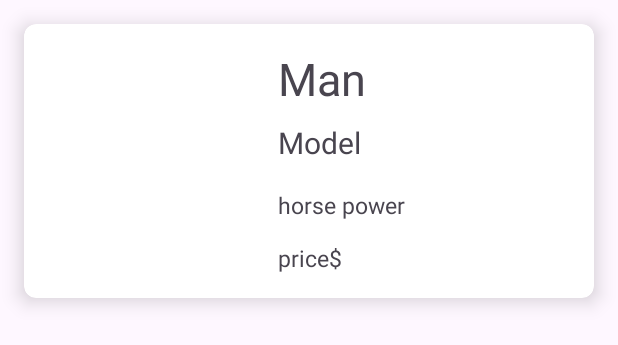
After one commit to ItsTender/CarSLN, an Android app: the layout cars_test.xml on its own in the app's theme, with its tools: preview values and no code run, on a phone screen of 412 x 824 dp. The commit adds this screen. Shown: the top 345 px of the screen. Run offline under Robolectric (Android 15) with nearby library versions, the phone set to English and light mode, and no system bars.

Commit message:
Design Improvements coming...

```diff
--- a/app/src/main/java/com/tawfeeq/carsln/AllCarsFragment.java
+++ b/app/src/main/java/com/tawfeeq/carsln/AllCarsFragment.java
@@ -132,7 +132,6 @@ public class AllCarsFragment extends Fragment {
         rc.setLayoutManager(new LinearLayoutManager(getActivity()));
         adapter = new CarsAdapter(getActivity(), Market);
         rc.setAdapter(adapter);
-        rc.addItemDecoration(new DividerItemDecoration(getActivity(), LinearLayoutManager.VERTICAL));
 
     }
 }
--- a/app/src/main/java/com/tawfeeq/carsln/CarsAdapter.java
+++ b/app/src/main/java/com/tawfeeq/carsln/CarsAdapter.java
@@ -32,7 +32,7 @@ public class CarsAdapter extends RecyclerView.Adapter<CarsAdapter.CarsHolder> {
     @NonNull
     @Override
     public CarsHolder onCreateViewHolder(@NonNull ViewGroup parent, int viewType) {
-        View view = LayoutInflater.from(context).inflate(R.layout.cars_layout,parent,false);
+        View view = LayoutInflater.from(context).inflate(R.layout.cars_test,parent,false);
 
         return new CarsHolder(view);
     }
--- /dev/null
+++ b/app/src/main/res/layout/cars_test.xml
@@ -0,0 +1,85 @@
+<?xml version="1.0" encoding="utf-8"?>
+<androidx.cardview.widget.CardView xmlns:android="http://schemas.android.com/apk/res/android"
+    android:layout_width="match_parent"
+    android:layout_height="wrap_content"
+    xmlns:app="http://schemas.android.com/apk/res-auto"
+    app:cardElevation="8dp"
+    app:cardCornerRadius="8dp"
+    android:layout_margin="16dp">
+
+
+    <TextView
+        android:id="@+id/tvtxtMan"
+        android:layout_width="150dp"
+        android:layout_height="42dp"
+        android:layout_marginStart="169dp"
+        android:layout_marginTop="16dp"
+        android:layout_marginEnd="92dp"
+        android:layout_marginBottom="124dp"
+        android:text="Man"
+        android:textSize="30sp"
+        app:layout_constraintBottom_toBottomOf="parent"
+        app:layout_constraintEnd_toEndOf="parent"
+        app:layout_constraintStart_toStartOf="parent"
+        app:layout_constraintTop_toTopOf="parent" />
+
+    <TextView
+        android:id="@+id/tvtxtMod"
+        android:layout_width="208dp"
+        android:layout_height="35dp"
+        android:layout_marginStart="169dp"
+        android:layout_marginTop="65dp"
+        android:layout_marginEnd="7dp"
+        android:layout_marginBottom="82dp"
+        android:text="Model"
+        android:textSize="20sp"
+        app:layout_constraintBottom_toBottomOf="parent"
+        app:layout_constraintEnd_toEndOf="parent"
+        app:layout_constraintStart_toStartOf="parent"
+        app:layout_constraintTop_toTopOf="parent" />
+
+    <TextView
+        android:id="@+id/tvtxtHP"
+        android:layout_width="150dp"
+        android:layout_height="30dp"
+        android:layout_marginStart="169dp"
+        android:layout_marginTop="110dp"
+        android:layout_marginEnd="92dp"
+        android:layout_marginBottom="42dp"
+        android:text="horse power"
+        android:textSize="15sp"
+        app:layout_constraintBottom_toBottomOf="parent"
+        app:layout_constraintEnd_toEndOf="parent"
+        app:layout_constraintStart_toStartOf="parent"
+        app:layout_constraintTop_toTopOf="parent" />
+
+    <TextView
+        android:id="@+id/tvtxtPrice"
+        android:layout_width="150dp"
+        android:layout_height="30dp"
+        android:layout_marginStart="169dp"
+        android:layout_marginTop="145dp"
+        android:layout_marginEnd="92dp"
+        android:text="price$"
+        android:textSize="15sp"
+        app:layout_constraintBottom_toBottomOf="parent"
+        app:layout_constraintEnd_toEndOf="parent"
+        app:layout_constraintHorizontal_bias="0.0"
+        app:layout_constraintStart_toStartOf="parent"
+        app:layout_constraintTop_toTopOf="parent"
+        app:layout_constraintVertical_bias="0.0" />
+
+    <ImageView
+        android:id="@+id/CarRes"
+        android:layout_width="161dp"
+        android:layout_height="166dp"
+        android:layout_marginStart="5dp"
+        android:layout_marginTop="8dp"
+        android:layout_marginEnd="248dp"
+        app:layout_constraintBottom_toBottomOf="parent"
+        app:layout_constraintEnd_toEndOf="parent"
+        app:layout_constraintStart_toStartOf="parent"
+        app:layout_constraintTop_toTopOf="parent" />
+
+
+</androidx.cardview.widget.CardView>
```
